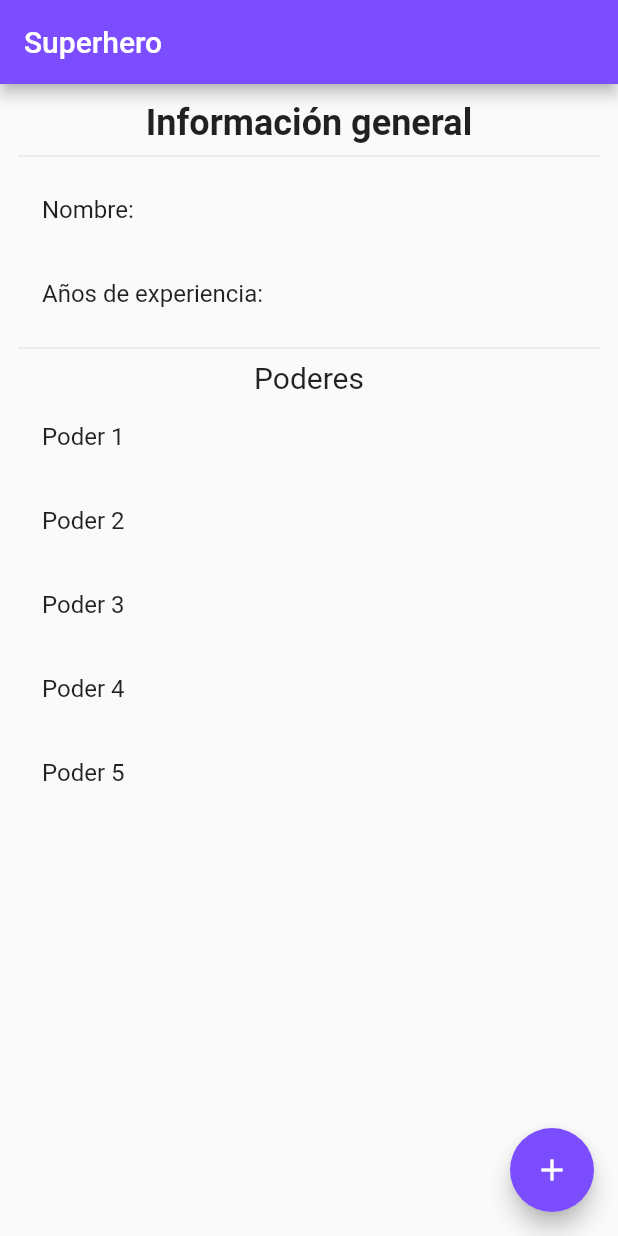
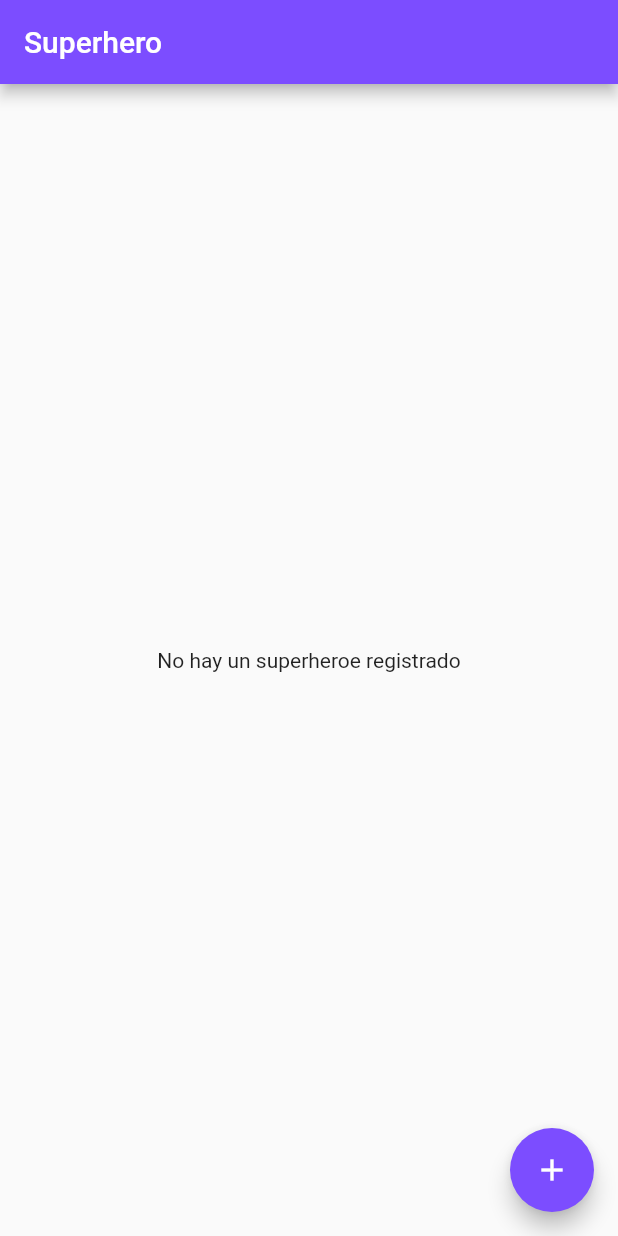
Before and after one commit to dafm10/flutter_codigo4_state, a Flutter app: the screen it shows after launch, on a phone screen of 412 x 824 dp. Run offline on Flutter 3.47's test engine with Material 2 defaults, Android fonts, the phone set to English and light mode, and no system bars.

Commit message:
Provider 4

```diff
--- a/lib/main.dart
+++ b/lib/main.dart
@@ -22,7 +22,7 @@ class MyApp extends StatelessWidget {
         theme: ThemeData(
           primarySwatch: Colors.blue,
         ),
-        home: const HomePage(),
+        home: HomePage(),
       ),
     );
   }
--- a/lib/pages/home_page.dart
+++ b/lib/pages/home_page.dart
@@ -1,11 +1,17 @@
 import 'package:flutter/material.dart';
+import 'package:flutter_codigo4_state/models/superhero_model.dart';
 import 'package:flutter_codigo4_state/pages/register_page.dart';
+import 'package:flutter_codigo4_state/providers/superheroe_provider.dart';
+import 'package:provider/provider.dart';
 
 class HomePage extends StatelessWidget {
   const HomePage({Key? key}) : super(key: key);
 
   @override
   Widget build(BuildContext context) {
+    final SuperheroProvider superheroProvider =
+        Provider.of<SuperheroProvider>(context);
+
     return Scaffold(
       appBar: AppBar(
         backgroundColor: Colors.deepPurpleAccent,
@@ -23,7 +29,27 @@ class HomePage extends StatelessWidget {
         backgroundColor: Colors.deepPurpleAccent,
         child: const Icon(Icons.add),
       ),
-      body: SingleChildScrollView(
+      body: superheroProvider.checkSuperhero
+          ? InfoSuperheroWidget(
+              superheroe: superheroProvider.superheroe,
+            )
+          : Center(
+              child: Text("No hay un superheroe registrado"),
+            ),
+    );
+  }
+}
+
+class InfoSuperheroWidget extends StatelessWidget {
+  Superheroe superheroe;
+
+  InfoSuperheroWidget({
+    required this.superheroe,
+  });
+
+  @override
+  Widget build(BuildContext context) {
+    return SingleChildScrollView(
       child: Padding(
         padding: const EdgeInsets.all(12.0),
         child: Column(
@@ -37,35 +63,20 @@ class HomePage extends StatelessWidget {
             ),
             Divider(),
             ListTile(
-                title: Text("Nombre: "),
+              title: Text("Nombre: ${superheroe.name}"),
             ),
             ListTile(
-                title: Text("Años de experiencia: "),
+              title: Text("Años de experiencia: ${superheroe.experience}"),
             ),
-              Divider(),
-              Text(
+            const Divider(),
+            const Text(
               "Poderes",
               style: TextStyle(
                 fontSize: 20.0,
               ),
             ),
-              ListTile(
-                title: Text("Poder 1"),
-              ),
-              ListTile(
-                title: Text("Poder 2"),
-              ),
-              ListTile(
-                title: Text("Poder 3"),
-              ),
-              ListTile(
-                title: Text("Poder 4"),
-              ),
-              ListTile(
-                title: Text("Poder 5"),
-              ),
+            ...superheroe.powers.map((e) => ListTile(title: Text(e),),).toList(),
           ],
-          ),
         ),
       ),
     );
--- a/lib/providers/superheroe_provider.dart
+++ b/lib/providers/superheroe_provider.dart
@@ -13,4 +13,6 @@ class SuperheroProvider with ChangeNotifier {
     notifyListeners();
   }
 
+  bool get checkSuperhero => _superheroe != null;
+
 }
```
Also changed, not shown: lib/pages/register_page.dart (+2 -8 lines). Lines whose indentation alone changed are shown as unchanged.
